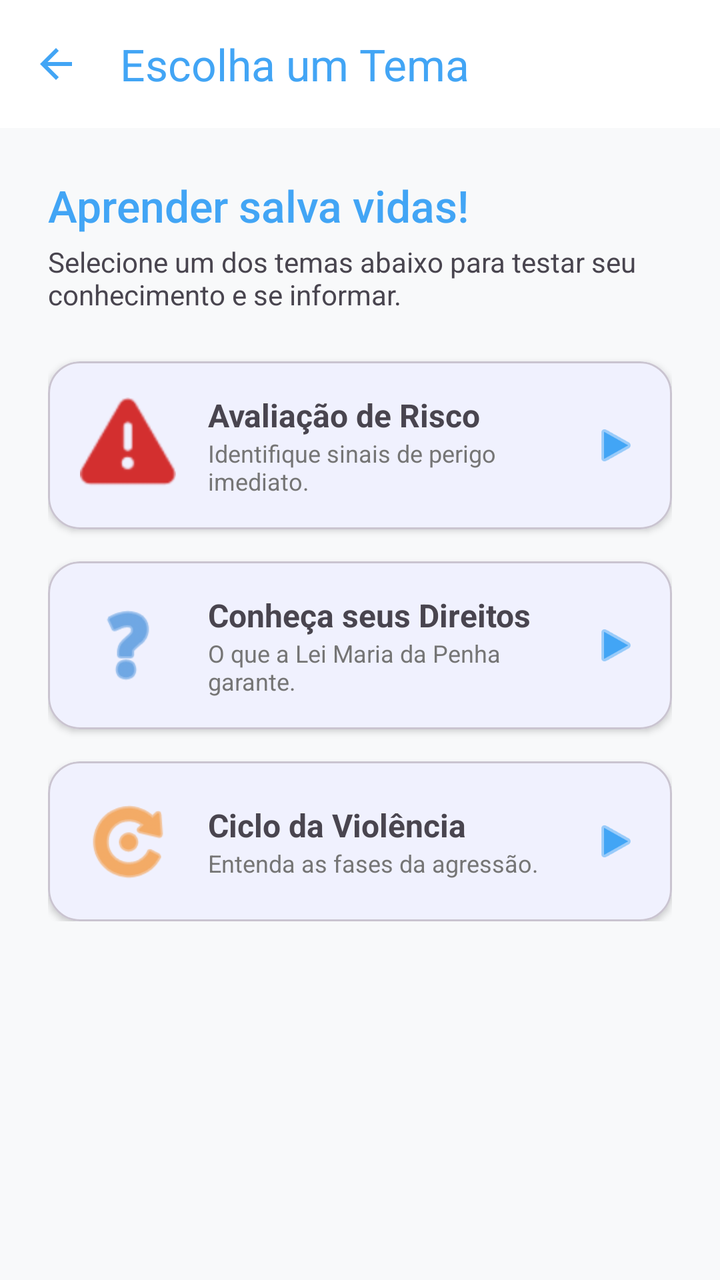
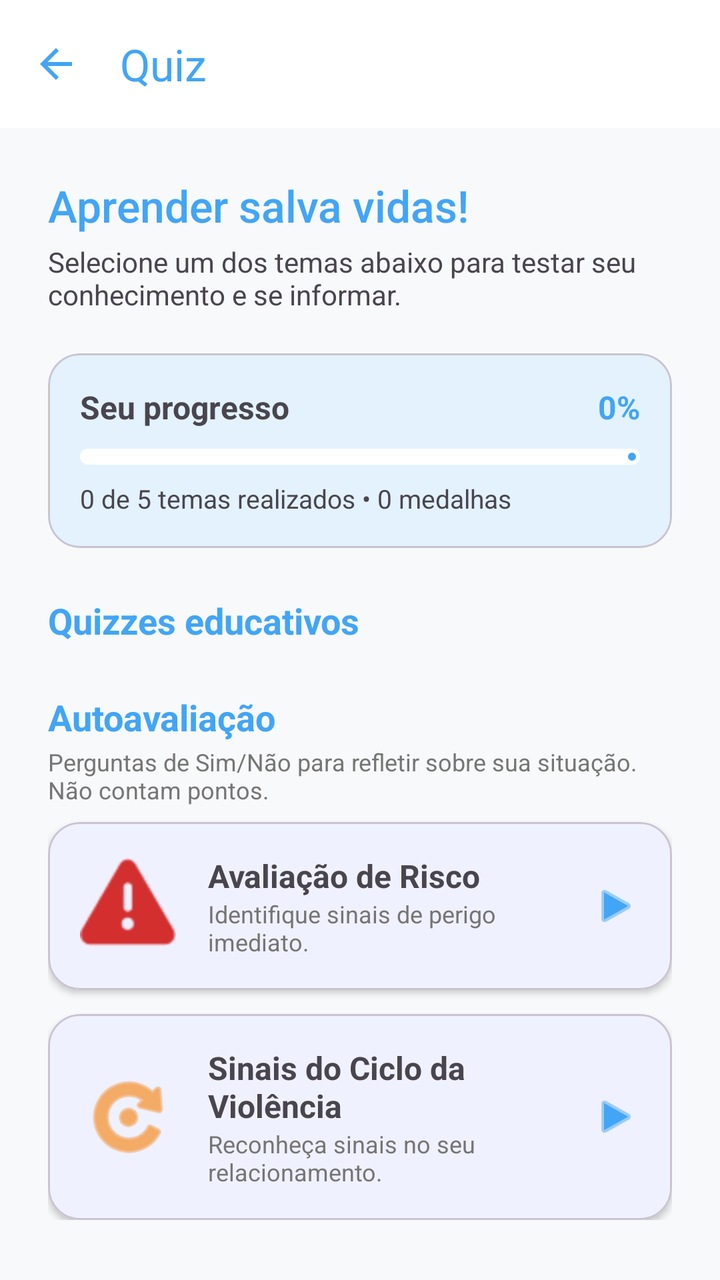

Compare the two renders of this Android layout. The source of the first and the diff that turns it into the second are given below.
<!-- AndroidManifest.xml: application theme Theme.Ampara -->
<!-- res/layout/activity_quiz_selection.xml -->
<?xml version="1.0" encoding="utf-8"?>
<androidx.coordinatorlayout.widget.CoordinatorLayout xmlns:android="http://schemas.android.com/apk/res/android"
    xmlns:app="http://schemas.android.com/apk/res-auto"
    android:layout_width="match_parent"
    android:layout_height="match_parent"
    android:background="#F8F9FA">

    <com.google.android.material.appbar.AppBarLayout
        android:layout_width="match_parent"
        android:layout_height="wrap_content"
        android:background="@color/white">

        <com.google.android.material.appbar.MaterialToolbar
            android:id="@+id/toolbarQuizSelection"
            android:layout_width="match_parent"
            android:layout_height="?attr/actionBarSize"
            app:navigationIcon="?attr/homeAsUpIndicator"
            app:navigationIconTint="@color/primary_ampara"
            app:title="Escolha um Tema"
            app:titleTextColor="@color/primary_ampara" />

    </com.google.android.material.appbar.AppBarLayout>

    <androidx.core.widget.NestedScrollView
        android:layout_width="match_parent"
        android:layout_height="match_parent"
        app:layout_behavior="@string/appbar_scrolling_view_behavior">

        <LinearLayout
            android:layout_width="match_parent"
            android:layout_height="wrap_content"
            android:orientation="vertical"
            android:padding="24dp">

            <TextView
                android:layout_width="wrap_content"
                android:layout_height="wrap_content"
                android:text="Aprender salva vidas!"
                android:textColor="@color/primary_ampara"
                android:textSize="22sp"
                android:fontFamily="sans-serif-medium" />

            <TextView
                android:layout_width="wrap_content"
                android:layout_height="wrap_content"
                android:layout_marginTop="4dp"
                android:text="Selecione um dos temas abaixo para testar seu conhecimento e se informar."
                android:textColor="#49454F"
                android:textSize="14sp" />

            
            <com.google.android.material.card.MaterialCardView
                android:id="@+id/cardQuizRisco"
                android:layout_width="match_parent"
                android:layout_height="wrap_content"
                android:layout_marginTop="24dp"
                app:cardCornerRadius="16dp"
                app:cardElevation="2dp"
                android:clickable="true"
                android:focusable="true">
                <LinearLayout
                    android:layout_width="match_parent"
                    android:layout_height="wrap_content"
                    android:orientation="horizontal"
                    android:padding="16dp"
                    android:gravity="center_vertical">
                    <ImageView
                        android:layout_width="48dp"
                        android:layout_height="48dp"
                        android:src="@android:drawable/ic_dialog_alert"
                        app:tint="#D32F2F" />
                    <LinearLayout
                        android:layout_width="0dp"
                        android:layout_height="wrap_content"
                        android:layout_weight="1"
                        android:layout_marginStart="16dp"
                        android:orientation="vertical">
                        <TextView
                            android:layout_width="wrap_content"
                            android:layout_height="wrap_content"
                            android:text="Avaliação de Risco"
                            android:textStyle="bold"
                            android:textSize="16sp" />
                        <TextView
                            android:layout_width="wrap_content"
                            android:layout_height="wrap_content"
                            android:text="Identifique sinais de perigo imediato."
                            android:textSize="12sp"
                            android:textColor="#757575" />
                    </LinearLayout>
                    <ImageView
                        android:layout_width="24dp"
                        android:layout_height="24dp"
                        android:src="@android:drawable/ic_media_play"
                        app:tint="@color/primary_ampara" />
                </LinearLayout>
            </com.google.android.material.card.MaterialCardView>

            
            <com.google.android.material.card.MaterialCardView
                android:id="@+id/cardQuizDireitos"
                android:layout_width="match_parent"
                android:layout_height="wrap_content"
                android:layout_marginTop="16dp"
                app:cardCornerRadius="16dp"
                app:cardElevation="2dp"
                android:clickable="true"
                android:focusable="true">
                <LinearLayout
                    android:layout_width="match_parent"
                    android:layout_height="wrap_content"
                    android:orientation="horizontal"
                    android:padding="16dp"
                    android:gravity="center_vertical">
                    <ImageView
                        android:layout_width="48dp"
                        android:layout_height="48dp"
                        android:src="@android:drawable/ic_menu_help"
                        app:tint="#1976D2" />
                    <LinearLayout
                        android:layout_width="0dp"
                        android:layout_height="wrap_content"
                        android:layout_weight="1"
                        android:layout_marginStart="16dp"
                        android:orientation="vertical">
                        <TextView
                            android:layout_width="wrap_content"
                            android:layout_height="wrap_content"
                            android:text="Conheça seus Direitos"
                            android:textStyle="bold"
                            android:textSize="16sp" />
                        <TextView
                            android:layout_width="wrap_content"
                            android:layout_height="wrap_content"
                            android:text="O que a Lei Maria da Penha garante."
                            android:textSize="12sp"
                            android:textColor="#757575" />
                    </LinearLayout>
                    <ImageView
                        android:layout_width="24dp"
                        android:layout_height="24dp"
                        android:src="@android:drawable/ic_media_play"
                        app:tint="@color/primary_ampara" />
                </LinearLayout>
            </com.google.android.material.card.MaterialCardView>

            
            <com.google.android.material.card.MaterialCardView
                android:id="@+id/cardQuizCiclo"
                android:layout_width="match_parent"
                android:layout_height="wrap_content"
                android:layout_marginTop="16dp"
                app:cardCornerRadius="16dp"
                app:cardElevation="2dp"
                android:clickable="true"
                android:focusable="true">
                <LinearLayout
                    android:layout_width="match_parent"
                    android:layout_height="wrap_content"
                    android:orientation="horizontal"
                    android:padding="16dp"
                    android:gravity="center_vertical">
                    <ImageView
                        android:layout_width="48dp"
                        android:layout_height="48dp"
                        android:src="@android:drawable/ic_menu_rotate"
                        app:tint="#F57C00" />
                    <LinearLayout
                        android:layout_width="0dp"
                        android:layout_height="wrap_content"
                        android:layout_weight="1"
                        android:layout_marginStart="16dp"
                        android:orientation="vertical">
                        <TextView
                            android:layout_width="wrap_content"
                            android:layout_height="wrap_content"
                            android:text="Ciclo da Violência"
                            android:textStyle="bold"
                            android:textSize="16sp" />
                        <TextView
                            android:layout_width="wrap_content"
                            android:layout_height="wrap_content"
                            android:text="Entenda as fases da agressão."
                            android:textSize="12sp"
                            android:textColor="#757575" />
                    </LinearLayout>
                    <ImageView
                        android:layout_width="24dp"
                        android:layout_height="24dp"
                        android:src="@android:drawable/ic_media_play"
                        app:tint="@color/primary_ampara" />
                </LinearLayout>
            </com.google.android.material.card.MaterialCardView>

        </LinearLayout>
    </androidx.core.widget.NestedScrollView>

</androidx.coordinatorlayout.widget.CoordinatorLayout>
<!-- resources referenced by this layout -->
<resources>
  <color name="primary_ampara">#42A5F5</color>
  <color name="white">#FFFFFFFF</color>
  <style name="Theme.Ampara" parent="Theme.Material3.DayNight.NoActionBar">
          
          <item name="colorPrimary">@color/primary_ampara</item>
          <item name="colorOnPrimary">@color/white</item>
          <item name="colorPrimaryContainer">@color/primary_ampara_light</item>
  
          
          <item name="android:statusBarColor">@color/primary_ampara</item>
      </style>
  <color name="primary_ampara_light">#E3F2FD</color>
</resources>

<!-- the commit's change to res/layout/activity_quiz_selection.xml (unified diff, before → after) -->
@@ -16,7 +16,7 @@
             android:layout_height="?attr/actionBarSize"
             app:navigationIcon="?attr/homeAsUpIndicator"
             app:navigationIconTint="@color/primary_ampara"
-            app:title="Escolha um Tema"
+            app:title="Quiz"
             app:titleTextColor="@color/primary_ampara" />
 
     </com.google.android.material.appbar.AppBarLayout>
@@ -50,10 +50,105 @@
 
             
             <com.google.android.material.card.MaterialCardView
+                android:layout_width="match_parent"
+                android:layout_height="wrap_content"
+                android:layout_marginTop="20dp"
+                app:cardBackgroundColor="@color/primary_ampara_light"
+                app:cardCornerRadius="16dp"
+                app:cardElevation="0dp">
+
+                <LinearLayout
+                    android:layout_width="match_parent"
+                    android:layout_height="wrap_content"
+                    android:orientation="vertical"
+                    android:padding="16dp">
+
+                    <LinearLayout
+                        android:layout_width="match_parent"
+                        android:layout_height="wrap_content"
+                        android:gravity="center_vertical"
+                        android:orientation="horizontal">
+
+                        <TextView
+                            android:layout_width="0dp"
+                            android:layout_height="wrap_content"
+                            android:layout_weight="1"
+                            android:text="Seu progresso"
+                            android:textColor="@color/text_dark"
+                            android:textSize="16sp"
+                            android:textStyle="bold" />
+
+                        <TextView
+                            android:id="@+id/tvProgressoGeral"
+                            android:layout_width="wrap_content"
+                            android:layout_height="wrap_content"
+                            android:text="0%"
+                            android:textColor="@color/primary_ampara"
+                            android:textSize="16sp"
+                            android:textStyle="bold" />
+                    </LinearLayout>
+
+                    <com.google.android.material.progressindicator.LinearProgressIndicator
+                        android:id="@+id/progressGeral"
+                        android:layout_width="match_parent"
+                        android:layout_height="wrap_content"
+                        android:layout_marginTop="10dp"
+                        android:max="100"
+                        android:progress="0"
+                        app:indicatorColor="@color/primary_ampara"
+                        app:trackColor="@color/white"
+                        app:trackCornerRadius="4dp"
+                        app:trackThickness="8dp" />
+
+                    <TextView
+                        android:id="@+id/tvResumoProgresso"
+                        android:layout_width="wrap_content"
+                        android:layout_height="wrap_content"
+                        android:layout_marginTop="8dp"
+                        android:text="0 de 5 temas realizados • 0 medalhas"
+                        android:textColor="@color/text_dark"
+                        android:textSize="13sp" />
+                </LinearLayout>
+            </com.google.android.material.card.MaterialCardView>
+
+            <TextView
+                android:layout_width="wrap_content"
+                android:layout_height="wrap_content"
+                android:layout_marginTop="24dp"
+                android:layout_marginBottom="8dp"
+                android:text="Quizzes educativos"
+                android:textColor="@color/primary_ampara"
+                android:textSize="18sp"
+                android:textStyle="bold" />
+
+            <androidx.recyclerview.widget.RecyclerView
+                android:id="@+id/rvTemasQuiz"
+                android:layout_width="match_parent"
+                android:layout_height="wrap_content"
+                android:nestedScrollingEnabled="false" />
+
+            <TextView
+                android:layout_width="wrap_content"
+                android:layout_height="wrap_content"
+                android:layout_marginTop="16dp"
+                android:text="Autoavaliação"
+                android:textColor="@color/primary_ampara"
+                android:textSize="18sp"
+                android:textStyle="bold" />
+
+            <TextView
+                android:layout_width="wrap_content"
+                android:layout_height="wrap_content"
+                android:layout_marginTop="2dp"
+                android:text="Perguntas de Sim/Não para refletir sobre sua situação. Não contam pontos."
+                android:textColor="@color/text_gray"
+                android:textSize="12sp" />
+
+            <com.google.android.material.card.MaterialCardView
                 android:id="@+id/cardQuizRisco"
                 android:layout_width="match_parent"
                 android:layout_height="wrap_content"
-                android:layout_marginTop="24dp"
+                android:layout_marginTop="8dp"
                 app:cardCornerRadius="16dp"
                 app:cardElevation="2dp"
                 android:clickable="true"
@@ -96,12 +191,11 @@
                 </LinearLayout>
             </com.google.android.material.card.MaterialCardView>
 
-            
             <com.google.android.material.card.MaterialCardView
-                android:id="@+id/cardQuizDireitos"
-                android:layout_width="match_parent"
-                android:layout_height="wrap_content"
-                android:layout_marginTop="16dp"
+                android:id="@+id/cardQuizCiclo"
+                android:layout_width="match_parent"
+                android:layout_height="wrap_content"
+                android:layout_marginTop="12dp"
                 app:cardCornerRadius="16dp"
                 app:cardElevation="2dp"
                 android:clickable="true"
@@ -115,8 +209,8 @@
                     <ImageView
                         android:layout_width="48dp"
                         android:layout_height="48dp"
-                        android:src="@android:drawable/ic_menu_help"
-                        app:tint="#1976D2" />
+                        android:src="@android:drawable/ic_menu_rotate"
+                        app:tint="#F57C00" />
                     <LinearLayout
                         android:layout_width="0dp"
                         android:layout_height="wrap_content"
@@ -126,13 +220,13 @@
                         <TextView
                             android:layout_width="wrap_content"
                             android:layout_height="wrap_content"
-                            android:text="Conheça seus Direitos"
+                            android:text="Sinais do Ciclo da Violência"
                             android:textStyle="bold"
                             android:textSize="16sp" />
                         <TextView
                             android:layout_width="wrap_content"
                             android:layout_height="wrap_content"
-                            android:text="O que a Lei Maria da Penha garante."
+                            android:text="Reconheça sinais no seu relacionamento."
                             android:textSize="12sp"
                             android:textColor="#757575" />
                     </LinearLayout>
@@ -144,54 +238,6 @@
                 </LinearLayout>
             </com.google.android.material.card.MaterialCardView>
 
-            
-            <com.google.android.material.card.MaterialCardView
-                android:id="@+id/cardQuizCiclo"
-                android:layout_width="match_parent"
-                android:layout_height="wrap_content"
-                android:layout_marginTop="16dp"
-                app:cardCornerRadius="16dp"
-                app:cardElevation="2dp"
-                android:clickable="true"
-                android:focusable="true">
-                <LinearLayout
-                    android:layout_width="match_parent"
-                    android:layout_height="wrap_content"
-                    android:orientation="horizontal"
-                    android:padding="16dp"
-                    android:gravity="center_vertical">
-                    <ImageView
-                        android:layout_width="48dp"
-                        android:layout_height="48dp"
-                        android:src="@android:drawable/ic_menu_rotate"
-                        app:tint="#F57C00" />
-                    <LinearLayout
-                        android:layout_width="0dp"
-                        android:layout_height="wrap_content"
-                        android:layout_weight="1"
-                        android:layout_marginStart="16dp"
-                        android:orientation="vertical">
-                        <TextView
-                            android:layout_width="wrap_content"
-                            android:layout_height="wrap_content"
-                            android:text="Ciclo da Violência"
-                            android:textStyle="bold"
-                            android:textSize="16sp" />
-                        <TextView
-                            android:layout_width="wrap_content"
-                            android:layout_height="wrap_content"
-                            android:text="Entenda as fases da agressão."
-                            android:textSize="12sp"
-                            android:textColor="#757575" />
-                    </LinearLayout>
-                    <ImageView
-                        android:layout_width="24dp"
-                        android:layout_height="24dp"
-                        android:src="@android:drawable/ic_media_play"
-                        app:tint="@color/primary_ampara" />
-                </LinearLayout>
-            </com.google.android.material.card.MaterialCardView>
-
         </LinearLayout>
     </androidx.core.widget.NestedScrollView>
 
<!-- resource entries referenced after the edit -->
@@ -12,5 +12,7 @@
           <item name="android:statusBarColor">@color/primary_ampara</item>
       </style>
   <color name="primary_ampara_light">#E3F2FD</color>
+  <color name="text_dark">#49454F</color>
+  <color name="text_gray">#757575</color>
 </resources>
 
